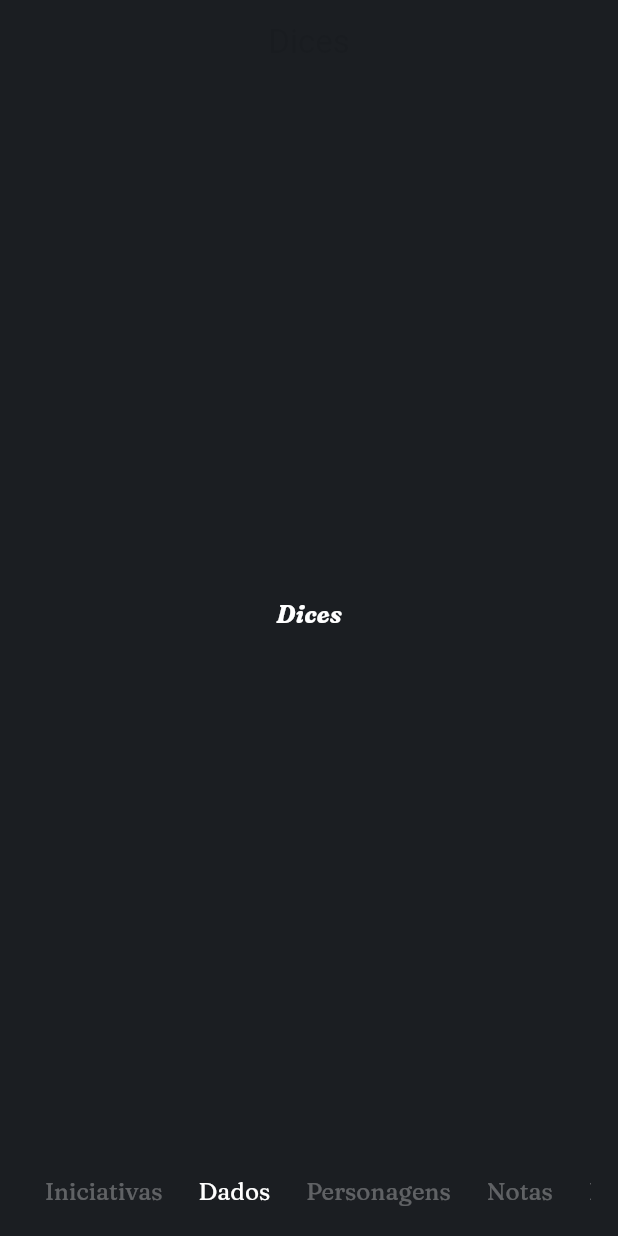
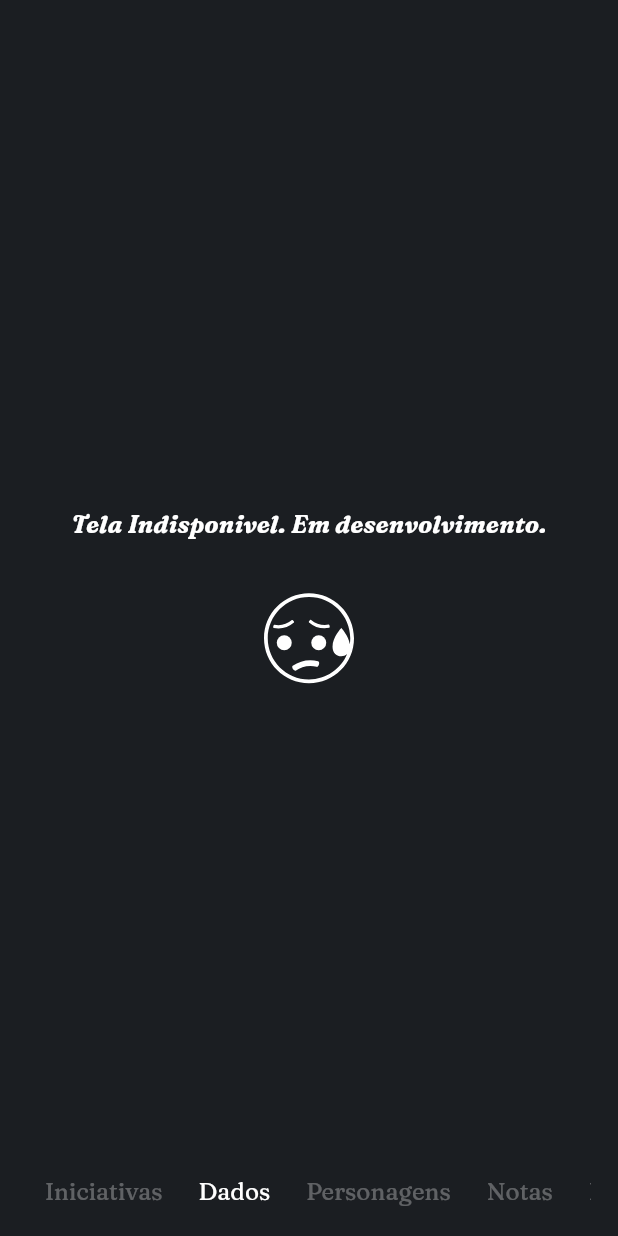
Before and after one commit to marcosgabriel-mm/projeto_d20, a Flutter app: the screen it shows after launch, after a tap on "Dados", on a phone screen of 412 x 824 dp. Run offline on Flutter 3.47's test engine with Material 3 defaults, Android fonts, the phone set to English and light mode, and no system bars; our stand-ins replace flutter_svg.

Commit message:
files organization

```diff
--- /dev/null
+++ b/lib/app/development_page.dart
@@ -0,0 +1,28 @@
+import 'package:d20_project/styles/text_styles.dart';
+import 'package:flutter/material.dart';
+import 'package:flutter_svg/svg.dart';
+
+class DevelopmentPage extends StatelessWidget {
+  const DevelopmentPage({super.key});
+
+  @override
+  Widget build(BuildContext context) {
+    return Scaffold(
+      body: Center(
+        child: Column(
+          mainAxisAlignment: MainAxisAlignment.center,
+          children: [
+            Padding(
+              padding: const EdgeInsets.all(32),
+              child: Text(
+                'Tela Indisponivel. Em desenvolvimento.',
+                style: TextStyles.instance.boldItalic,
+              ),
+            ),
+            SvgPicture.asset('assets/svg/sadface.svg')
+          ],
+        ),
+      ),
+    );
+  }
+}
--- a/lib/app/pages/dices/dices_view.dart
+++ b/lib/app/pages/dices/dices_view.dart
@@ -1,4 +1,4 @@
-import 'package:d20_project/styles/text_styles.dart';
+import 'package:d20_project/app/development_page.dart';
 import 'package:flutter/material.dart';
 
 class Dices extends StatelessWidget {
@@ -6,13 +6,6 @@ class Dices extends StatelessWidget {
 
   @override
   Widget build(BuildContext context) {
-    return Scaffold(
-      appBar: AppBar(
-        title: const Text('Dices'),
-      ),
-      body: Center(
-        child: Text('Dices', style: TextStyles.instance.boldItalic,),
-      ),
-    );
+    return const DevelopmentPage();
   }
 }
--- a/lib/app/pages/initiatives/initiatives_view.dart
+++ b/lib/app/pages/initiatives/initiatives_view.dart
@@ -1,6 +1,6 @@
 import 'package:d20_project/app/pages/initiatives/widgets/initiatives_appbar.dart';
 import 'package:d20_project/app/pages/initiatives/widgets/initiatives_itens.dart';
-import 'package:d20_project/app/pages/initiatives/widgets/initiatives_bottom_menu.dart';
+import 'package:d20_project/app/pages/initiatives/widgets/bottomBar/initiatives_bottom_menu.dart';
 import 'package:d20_project/app/models/players.dart';
 import 'package:d20_project/styles/colors_app.dart';
 import 'package:d20_project/styles/text_styles.dart';
--- a/lib/app/pages/initiatives/widgets/initiatives_sheet.dart
+++ b/lib/app/pages/initiatives/widgets/Sheet/initiatives_sheet.dart
@@ -1,4 +1,4 @@
-import 'package:d20_project/app/pages/initiatives/widgets/initiatives_sheet_input.dart';
+import 'package:d20_project/app/pages/initiatives/widgets/Sheet/initiatives_sheet_input.dart';
 import 'package:d20_project/app/models/players.dart';
 import 'package:d20_project/styles/colors_app.dart';
 import 'package:d20_project/styles/text_styles.dart';
--- a/lib/app/pages/initiatives/widgets/initiatives_bottom_menu.dart
+++ b/lib/app/pages/initiatives/widgets/bottomBar/initiatives_bottom_menu.dart
@@ -1,4 +1,4 @@
-import 'package:d20_project/app/pages/initiatives/widgets/bottom_menu_button.dart';
+import 'package:d20_project/app/pages/initiatives/widgets/bottomBar/bottom_menu_button.dart';
 import 'package:flutter/material.dart';
 
 class SelectionBottomMenu extends StatelessWidget {
--- a/lib/app/pages/initiatives/widgets/initiatives_itens.dart
+++ b/lib/app/pages/initiatives/widgets/initiatives_itens.dart
@@ -1,3 +1,4 @@
+
 import 'package:d20_project/app/pages/initiatives/widgets/initiatives_column_text.dart';
 import 'package:flutter/material.dart';
 
--- a/lib/app/pages/navigation_bottom_bar.dart
+++ b/lib/app/pages/navigation_bottom_bar.dart
@@ -9,10 +9,10 @@ class BottomBar extends StatefulWidget {
   const BottomBar({Key? key, required this.currentIndex, required this.onTap}) : super(key: key);
 
   @override
-  _BottomBarState createState() => _BottomBarState();
+  BottomBarState createState() => BottomBarState();
 }
 
-class _BottomBarState extends State<BottomBar> {
+class BottomBarState extends State<BottomBar> {
   String? selectedButton = "Iniciativas";
 
   @override
--- a/lib/theme/theme_config.dart
+++ b/lib/theme/theme_config.dart
@@ -39,5 +39,6 @@ class ThemeConfig {
     iconTheme: const IconThemeData(
       color: Colors.white,
     ),
+
   );
 }
```
Also changed, not shown: lib/app/d20_app.dart (+0 -23 lines), lib/app/pages/initiatives/widgets/initiatives_appbar.dart (+33 -25 lines), assets/svg/sadface.svg (added), lib/app/pages/initiatives/widgets/Sheet/initiatives_sheet_input.dart (renamed from lib/app/pages/initiatives/widgets/initiatives_sheet_input.dart), lib/app/pages/initiatives/widgets/bottomBar/bottom_menu_button.dart (line endings or trailing spaces), pubspec.lock, 6 other files.
